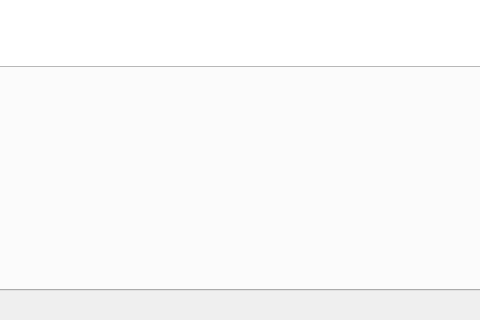
Old version of the form mainwindow.ui in the repository Wasgo097/PRIRClient; both pictures show x 147 to 627 and y 280 to 600 of the 800 by 600 pixel window.
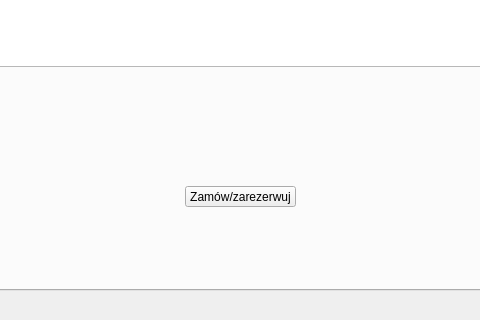
New version of the form. The open tabs and pages were chosen to show the change.

Diff of the .ui file:
```diff
--- a/mainwindow.ui
+++ b/mainwindow.ui
@@ -160,6 +160,19 @@
        </rect>
       </property>
      </widget>
+     <widget class="QPushButton" name="btn_orderorreserve">
+      <property name="geometry">
+       <rect>
+        <x>330</x>
+        <y>440</y>
+        <width>111</width>
+        <height>21</height>
+       </rect>
+      </property>
+      <property name="text">
+       <string>Zamów/zarezerwuj</string>
+      </property>
+     </widget>
     </widget>
     <widget class="QWidget" name="tab_5">
      <attribute name="title">
```
Left out of the diff: 13 changed lines with no effect on the pictures.
